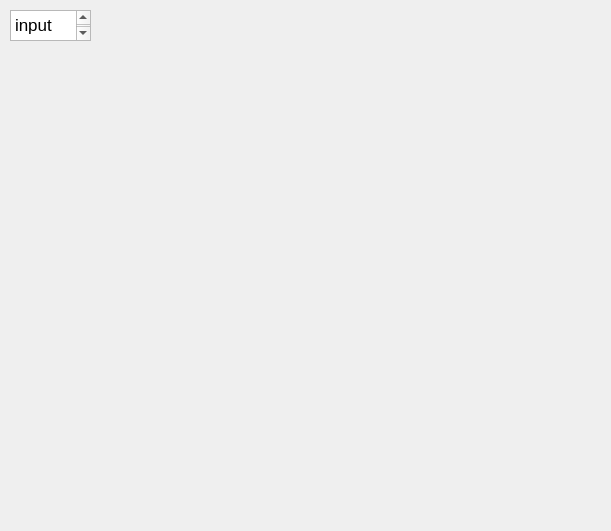
Above: UI_files/encoderPage.ui from ZhiyuNoel/BioLearning before the change. Below: the same form after it.
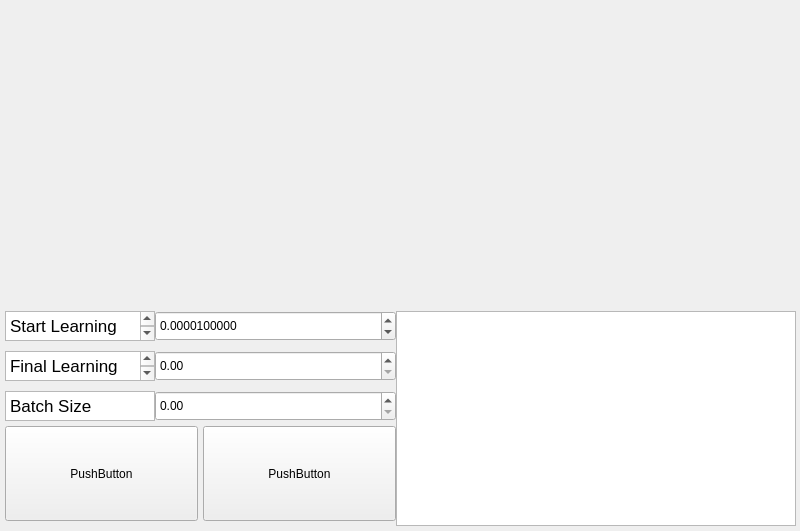
That is the form after the change.

```diff
--- a/UI_files/encoderPage.ui
+++ b/UI_files/encoderPage.ui
@@ -6,32 +6,298 @@
    <rect>
     <x>0</x>
     <y>0</y>
-    <width>611</width>
+    <width>800</width>
     <height>531</height>
    </rect>
   </property>
   <property name="windowTitle">
    <string>Form</string>
   </property>
-  <widget class="QTextEdit" name="textEdit">
+  <widget class="QWidget" name="verticalLayoutWidget">
    <property name="geometry">
     <rect>
-     <x>10</x>
-     <y>10</y>
-     <width>81</width>
-     <height>31</height>
+     <x>0</x>
+     <y>0</y>
+     <width>801</width>
+     <height>531</height>
     </rect>
    </property>
-   <property name="html">
-    <string>&lt;!DOCTYPE HTML PUBLIC &quot;-//W3C//DTD HTML 4.0//EN&quot; &quot;http://www.w3.org/TR/REC-html40/strict.dtd&quot;&gt;
+   <layout class="QVBoxLayout" name="verticalLayout">
+    <property name="sizeConstraint">
+     <enum>QLayout::SetMinimumSize</enum>
+    </property>
+    <property name="leftMargin">
+     <number>5</number>
+    </property>
+    <property name="topMargin">
+     <number>5</number>
+    </property>
+    <property name="rightMargin">
+     <number>5</number>
+    </property>
+    <property name="bottomMargin">
+     <number>5</number>
+    </property>
+    <item>
+     <layout class="QHBoxLayout" name="horizontalLayout">
+      <item>
+       <widget class="QWidget" name="widget" native="true">
+        <property name="minimumSize">
+         <size>
+          <width>300</width>
+          <height>300</height>
+         </size>
+        </property>
+       </widget>
+      </item>
+      <item>
+       <widget class="QWidget" name="widget_2" native="true">
+        <property name="minimumSize">
+         <size>
+          <width>300</width>
+          <height>300</height>
+         </size>
+        </property>
+       </widget>
+      </item>
+     </layout>
+    </item>
+    <item>
+     <layout class="QHBoxLayout" name="horizontalLayout_2">
+      <property name="spacing">
+       <number>0</number>
+      </property>
+      <item>
+       <layout class="QVBoxLayout" name="verticalLayout_2">
+        <item>
+         <layout class="QVBoxLayout" name="verticalLayout_3">
+          <property name="spacing">
+           <number>10</number>
+          </property>
+          <item>
+           <layout class="QHBoxLayout" name="horizontalLayout_4">
+            <property name="spacing">
+             <number>0</number>
+            </property>
+            <property name="sizeConstraint">
+             <enum>QLayout::SetMinimumSize</enum>
+            </property>
+            <item>
+             <widget class="QTextBrowser" name="textBrowser_2">
+              <property name="sizePolicy">
+               <sizepolicy hsizetype="Ignored" vsizetype="Ignored">
+                <horstretch>0</horstretch>
+                <verstretch>0</verstretch>
+               </sizepolicy>
+              </property>
+              <property name="maximumSize">
+               <size>
+                <width>150</width>
+                <height>30</height>
+               </size>
+              </property>
+              <property name="html">
+               <string>&lt;!DOCTYPE HTML PUBLIC &quot;-//W3C//DTD HTML 4.0//EN&quot; &quot;http://www.w3.org/TR/REC-html40/strict.dtd&quot;&gt;
 &lt;html&gt;&lt;head&gt;&lt;meta name=&quot;qrichtext&quot; content=&quot;1&quot; /&gt;&lt;meta charset=&quot;utf-8&quot; /&gt;&lt;style type=&quot;text/css&quot;&gt;
 p, li { white-space: pre-wrap; }
 hr { height: 1px; border-width: 0; }
 li.unchecked::marker { content: &quot;\2610&quot;; }
 li.checked::marker { content: &quot;\2612&quot;; }
 &lt;/style&gt;&lt;/head&gt;&lt;body style=&quot; font-family:'.AppleSystemUIFont'; font-size:13pt; font-weight:400; font-style:normal;&quot;&gt;
-&lt;p style=&quot; margin-top:0px; margin-bottom:0px; margin-left:0px; margin-right:0px; -qt-block-indent:0; text-indent:0px;&quot;&gt;input page&lt;/p&gt;&lt;/body&gt;&lt;/html&gt;</string>
-   </property>
+&lt;p style=&quot; margin-top:0px; margin-bottom:0px; margin-left:0px; margin-right:0px; -qt-block-indent:0; text-indent:0px;&quot;&gt;Start Learning Rate&lt;/p&gt;&lt;/body&gt;&lt;/html&gt;</string>
+              </property>
+             </widget>
+            </item>
+            <item>
+             <widget class="QDoubleSpinBox" name="doubleSpinBox">
+              <property name="minimumSize">
+               <size>
+                <width>150</width>
+                <height>30</height>
+               </size>
+              </property>
+              <property name="decimals">
+               <number>10</number>
+              </property>
+              <property name="stepType">
+               <enum>QAbstractSpinBox::DefaultStepType</enum>
+              </property>
+              <property name="value">
+               <double>0.000010000000000</double>
+              </property>
+             </widget>
+            </item>
+           </layout>
+          </item>
+          <item>
+           <layout class="QHBoxLayout" name="horizontalLayout_8">
+            <property name="spacing">
+             <number>0</number>
+            </property>
+            <property name="sizeConstraint">
+             <enum>QLayout::SetMinimumSize</enum>
+            </property>
+            <item>
+             <widget class="QTextBrowser" name="textBrowser_3">
+              <property name="sizePolicy">
+               <sizepolicy hsizetype="Ignored" vsizetype="Ignored">
+                <horstretch>0</horstretch>
+                <verstretch>0</verstretch>
+               </sizepolicy>
+              </property>
+              <property name="maximumSize">
+               <size>
+                <width>150</width>
+                <height>30</height>
+               </size>
+              </property>
+              <property name="html">
+               <string>&lt;!DOCTYPE HTML PUBLIC &quot;-//W3C//DTD HTML 4.0//EN&quot; &quot;http://www.w3.org/TR/REC-html40/strict.dtd&quot;&gt;
+&lt;html&gt;&lt;head&gt;&lt;meta name=&quot;qrichtext&quot; content=&quot;1&quot; /&gt;&lt;meta charset=&quot;utf-8&quot; /&gt;&lt;style type=&quot;text/css&quot;&gt;
+p, li { white-space: pre-wrap; }
+hr { height: 1px; border-width: 0; }
+li.unchecked::marker { content: &quot;\2610&quot;; }
+li.checked::marker { content: &quot;\2612&quot;; }
+&lt;/style&gt;&lt;/head&gt;&lt;body style=&quot; font-family:'.AppleSystemUIFont'; font-size:13pt; font-weight:400; font-style:normal;&quot;&gt;
+&lt;p style=&quot; margin-top:0px; margin-bottom:0px; margin-left:0px; margin-right:0px; -qt-block-indent:0; text-indent:0px;&quot;&gt;Final Learning Rate&lt;/p&gt;&lt;/body&gt;&lt;/html&gt;</string>
+              </property>
+             </widget>
+            </item>
+            <item>
+             <widget class="QDoubleSpinBox" name="doubleSpinBox_2">
+              <property name="minimumSize">
+               <size>
+                <width>150</width>
+                <height>30</height>
+               </size>
+              </property>
+             </widget>
+            </item>
+           </layout>
+          </item>
+          <item>
+           <layout class="QHBoxLayout" name="horizontalLayout_5">
+            <property name="spacing">
+             <number>0</number>
+            </property>
+            <property name="sizeConstraint">
+             <enum>QLayout::SetMinimumSize</enum>
+            </property>
+            <item>
+             <widget class="QTextBrowser" name="textBrowser_4">
+              <property name="sizePolicy">
+               <sizepolicy hsizetype="Ignored" vsizetype="Ignored">
+                <horstretch>0</horstretch>
+                <verstretch>0</verstretch>
+               </sizepolicy>
+              </property>
+              <property name="maximumSize">
+               <size>
+                <width>150</width>
+                <height>30</height>
+               </size>
+              </property>
+              <property name="html">
+               <string>&lt;!DOCTYPE HTML PUBLIC &quot;-//W3C//DTD HTML 4.0//EN&quot; &quot;http://www.w3.org/TR/REC-html40/strict.dtd&quot;&gt;
+&lt;html&gt;&lt;head&gt;&lt;meta name=&quot;qrichtext&quot; content=&quot;1&quot; /&gt;&lt;meta charset=&quot;utf-8&quot; /&gt;&lt;style type=&quot;text/css&quot;&gt;
+p, li { white-space: pre-wrap; }
+hr { height: 1px; border-width: 0; }
+li.unchecked::marker { content: &quot;\2610&quot;; }
+li.checked::marker { content: &quot;\2612&quot;; }
+&lt;/style&gt;&lt;/head&gt;&lt;body style=&quot; font-family:'.AppleSystemUIFont'; font-size:13pt; font-weight:400; font-style:normal;&quot;&gt;
+&lt;p style=&quot; margin-top:0px; margin-bottom:0px; margin-left:0px; margin-right:0px; -qt-block-indent:0; text-indent:0px;&quot;&gt;Batch Size&lt;/p&gt;&lt;/body&gt;&lt;/html&gt;</string>
+              </property>
+             </widget>
+            </item>
+            <item>
+             <widget class="QDoubleSpinBox" name="doubleSpinBox_3">
+              <property name="minimumSize">
+               <size>
+                <width>150</width>
+                <height>30</height>
+               </size>
+              </property>
+             </widget>
+            </item>
+           </layout>
+          </item>
+         </layout>
+        </item>
+        <item>
+         <layout class="QHBoxLayout" name="horizontalLayout_3" stretch="0,0">
+          <property name="spacing">
+           <number>5</number>
+          </property>
+          <property name="sizeConstraint">
+           <enum>QLayout::SetNoConstraint</enum>
+          </property>
+          <property name="leftMargin">
+           <number>0</number>
+          </property>
+          <property name="topMargin">
+           <number>5</number>
+          </property>
+          <property name="rightMargin">
+           <number>0</number>
+          </property>
+          <property name="bottomMargin">
+           <number>5</number>
+          </property>
+          <item>
+           <widget class="QPushButton" name="pushButton_2">
+            <property name="sizePolicy">
+             <sizepolicy hsizetype="Minimum" vsizetype="Minimum">
+              <horstretch>0</horstretch>
+              <verstretch>0</verstretch>
+             </sizepolicy>
+            </property>
+            <property name="text">
+             <string>PushButton</string>
+            </property>
+           </widget>
+          </item>
+          <item>
+           <widget class="QPushButton" name="pushButton">
+            <property name="sizePolicy">
+             <sizepolicy hsizetype="Minimum" vsizetype="Minimum">
+              <horstretch>0</horstretch>
+              <verstretch>0</verstretch>
+             </sizepolicy>
+            </property>
+            <property name="text">
+             <string>PushButton</string>
+            </property>
+           </widget>
+          </item>
+         </layout>
+        </item>
+       </layout>
+      </item>
+      <item>
+       <widget class="QTextBrowser" name="textBrowser">
+        <property name="enabled">
+         <bool>true</bool>
+        </property>
+        <property name="minimumSize">
+         <size>
+          <width>300</width>
+          <height>0</height>
+         </size>
+        </property>
+        <property name="maximumSize">
+         <size>
+          <width>400</width>
+          <height>16777215</height>
+         </size>
+        </property>
+        <property name="readOnly">
+         <bool>false</bool>
+        </property>
+       </widget>
+      </item>
+     </layout>
+    </item>
+   </layout>
   </widget>
  </widget>
  <resources/>
```
